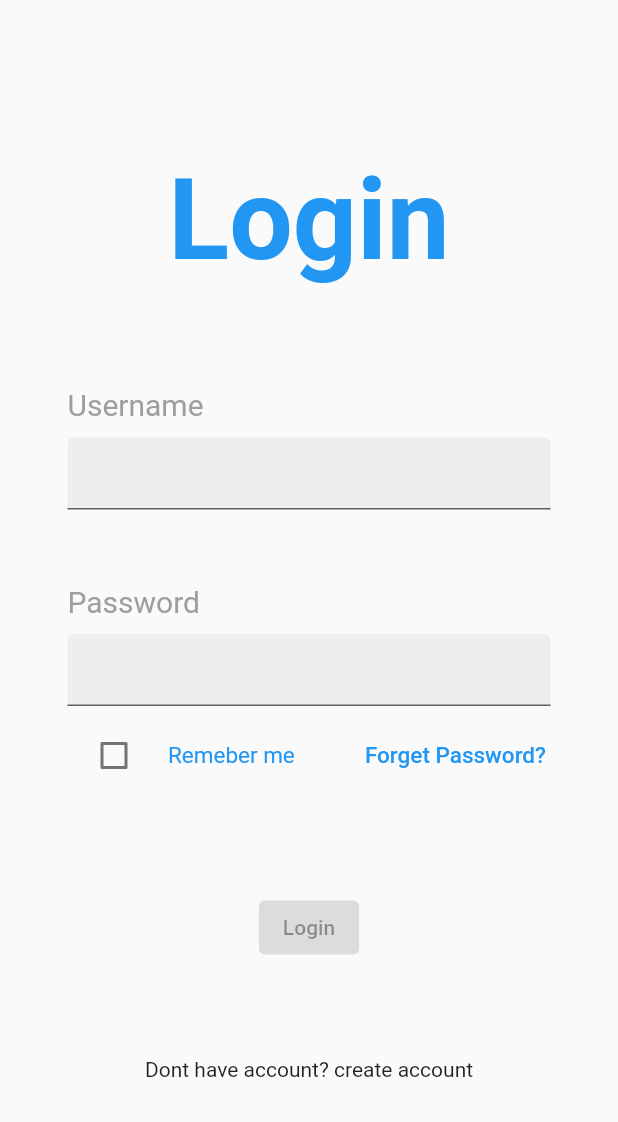
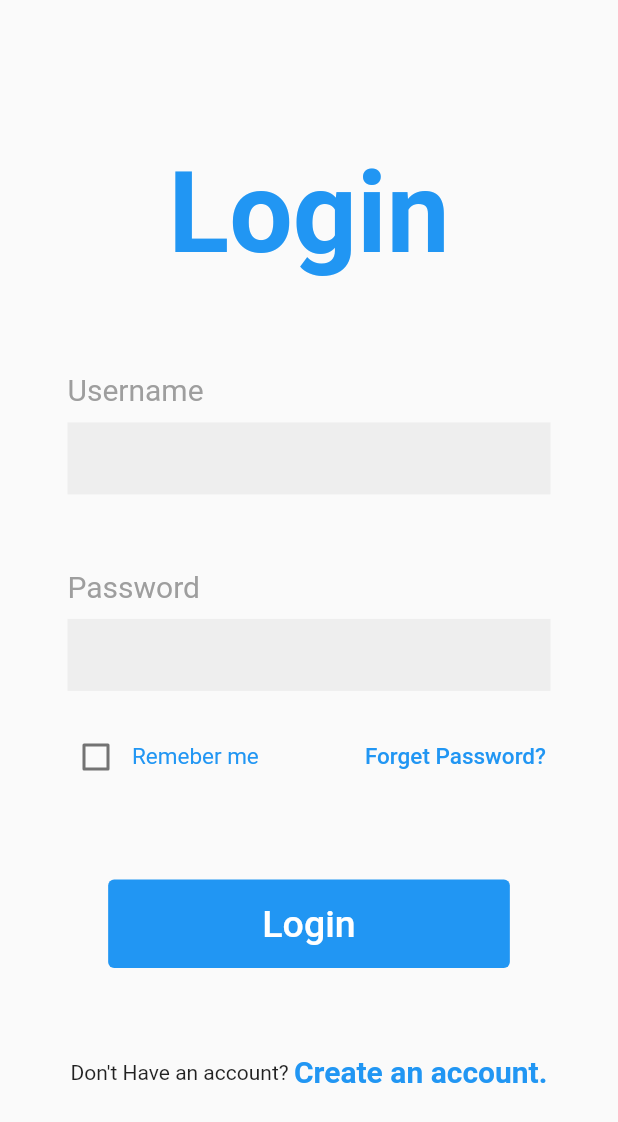
Before and after one commit to mazandali94/login-flutter, a Flutter app: the screen it shows after launch, on a phone screen of 412 x 824 dp. Shown: the top 1122 px of the screen. Run offline on Flutter 3.47's test engine with Material 2 defaults, Android fonts, the phone set to English and light mode, and no system bars.

Commit message:
login screen completed

```diff
--- a/lib/screens/login_screen.dart
+++ b/lib/screens/login_screen.dart
@@ -1,9 +1,17 @@
+import 'package:app2/widgets/input_widget.dart';
 import 'package:flutter/cupertino.dart';
 import 'package:flutter/material.dart';
+import 'package:flutter/painting.dart';
 
-class LoginScreen extends StatelessWidget {
+class LoginScreen extends StatefulWidget {
   final String screenTitle;
   const LoginScreen({Key key, this.screenTitle}) : super(key: key);
+
+  @override
+  State<LoginScreen> createState() => _LoginScreenState();
+}
+
+class _LoginScreenState extends State<LoginScreen> {
   @override
   Widget build(BuildContext context) {
     bool _remeberMe = false;
@@ -29,66 +37,47 @@ class LoginScreen extends StatelessWidget {
                   child: Column(
                     crossAxisAlignment: CrossAxisAlignment.start,
                     children: [
-                      Text(
-                        "Username",
-                        style: TextStyle(
-                          color: Colors.grey,
-                          fontSize: 20.0,
-                        ),
-                      ),
-                      SizedBox(
-                        height: 10.0,
-                      ),
-                      TextField(
-                        decoration: InputDecoration(
-                          // labelText: "Username",
-                          // border: OutlineInputBorder(),
-                          filled: true,
-                          fillColor: Colors.grey.shade200,
-                        ),
+                      InputWidget(
+                        labelText: "Username",
+                        showText: true,
                       ),
                       SizedBox(
                         height: 50.0,
                       ),
-                      Text(
-                        "Password",
-                        style: TextStyle(
-                          color: Colors.grey,
-                          fontSize: 20.0,
-                        ),
-                      ),
-                      SizedBox(
-                        height: 10.0,
-                      ),
-                      TextField(
-                        decoration: InputDecoration(
-                          // labelText: "Username",
-                          // border: OutlineInputBorder(),
-                          filled: true,
-                          fillColor: Colors.grey.shade200,
-                        ),
+                      InputWidget(
+                        labelText: "Password",
+                        showText: false,
                       ),
                     ],
                   ),
                 ),
+                SizedBox(
+                  height: 15.0,
+                ),
                 Row(
+                  mainAxisAlignment: MainAxisAlignment.spaceBetween,
                   children: [
-                    Expanded(
-                      child: CheckboxListTile(
-                        // dense: true,
-                        title: Text(
+                    Row(
+                      children: [
+                        Checkbox(
+                          // dense: true,
+                          value: _remeberMe,
+                          checkColor: Colors.grey.shade200,
+
+                          onChanged: (bool checked) {
+                            setState(() {
+                              _remeberMe = checked;
+                            });
+                          },
+                        ),
+                        Text(
                           "Remeber me",
                           style: TextStyle(
                             color: Colors.blue,
                             fontSize: 15.0,
                           ),
                         ),
-                        value: _remeberMe,
-                        onChanged: (checked) {
-                          _remeberMe = !_remeberMe;
-                        },
-                        controlAffinity: ListTileControlAffinity.leading,
-                      ),
+                      ],
                     ),
                     TextButton(
                       onPressed: () {},
@@ -105,9 +94,42 @@ class LoginScreen extends StatelessWidget {
               ],
             ),
             Container(
-              child: ElevatedButton(child: Text("Login"), onPressed: null),
+              width: MediaQuery.of(context).size.width * 0.65,
+              child: ElevatedButton(
+                child: Text(
+                  "Login",
+                  style: TextStyle(fontSize: 25.0),
+                ),
+                onPressed: () {},
+                style: ElevatedButton.styleFrom(
+                  padding: EdgeInsets.symmetric(
+                    // horizontal: 150.0,
+                    vertical: 15.0,
+                  ),
+                  elevation: 0.0,
+                  shadowColor: Colors.transparent,
+                ),
+              ),
             ),
-            Text("Dont have account? create account"),
+            Row(
+              mainAxisAlignment: MainAxisAlignment.center,
+              children: [
+                Text("Don't Have an account? "),
+                InkWell(
+                  onTap: () {
+                    print("Create account pressed");
+                  },
+                  child: Text(
+                    "Create an account.",
+                    style: TextStyle(
+                      color: Colors.blue,
+                      fontSize: 20.0,
+                      fontWeight: FontWeight.bold,
+                    ),
+                  ),
+                )
+              ],
+            )
           ],
         ),
       ),
--- /dev/null
+++ b/lib/widgets/input_widget.dart
@@ -0,0 +1,34 @@
+import 'package:flutter/material.dart';
+
+class InputWidget extends StatelessWidget {
+  final String labelText;
+  final bool showText;
+  const InputWidget({Key key, this.labelText, this.showText}) : super(key: key);
+
+  @override
+  Widget build(BuildContext context) {
+    return Column(
+      crossAxisAlignment: CrossAxisAlignment.start,
+      children: [
+        Text(
+          labelText,
+          style: TextStyle(
+            color: Colors.grey,
+            fontSize: 20.0,
+          ),
+        ),
+        SizedBox(
+          height: 10.0,
+        ),
+        TextField(
+          obscureText: showText,
+          decoration: InputDecoration(
+            filled: true,
+            fillColor: Colors.grey.shade200,
+            border: InputBorder.none,
+          ),
+        ),
+      ],
+    );
+  }
+}
```
